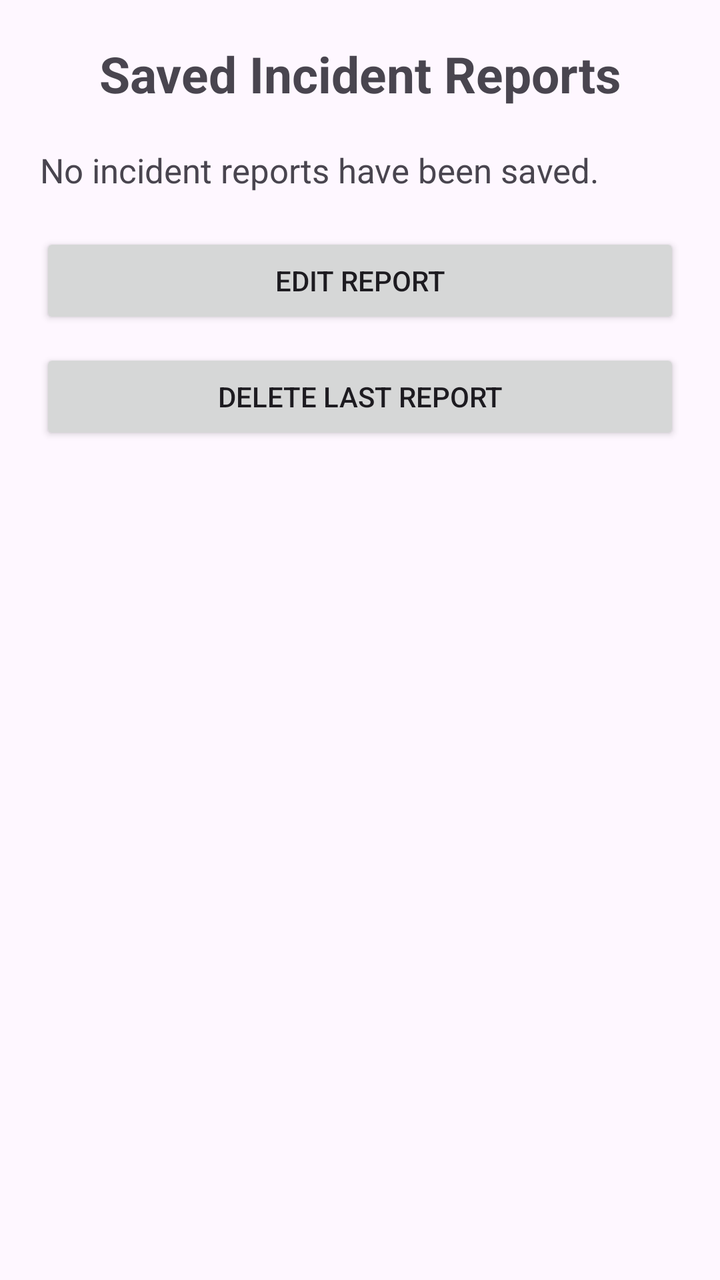
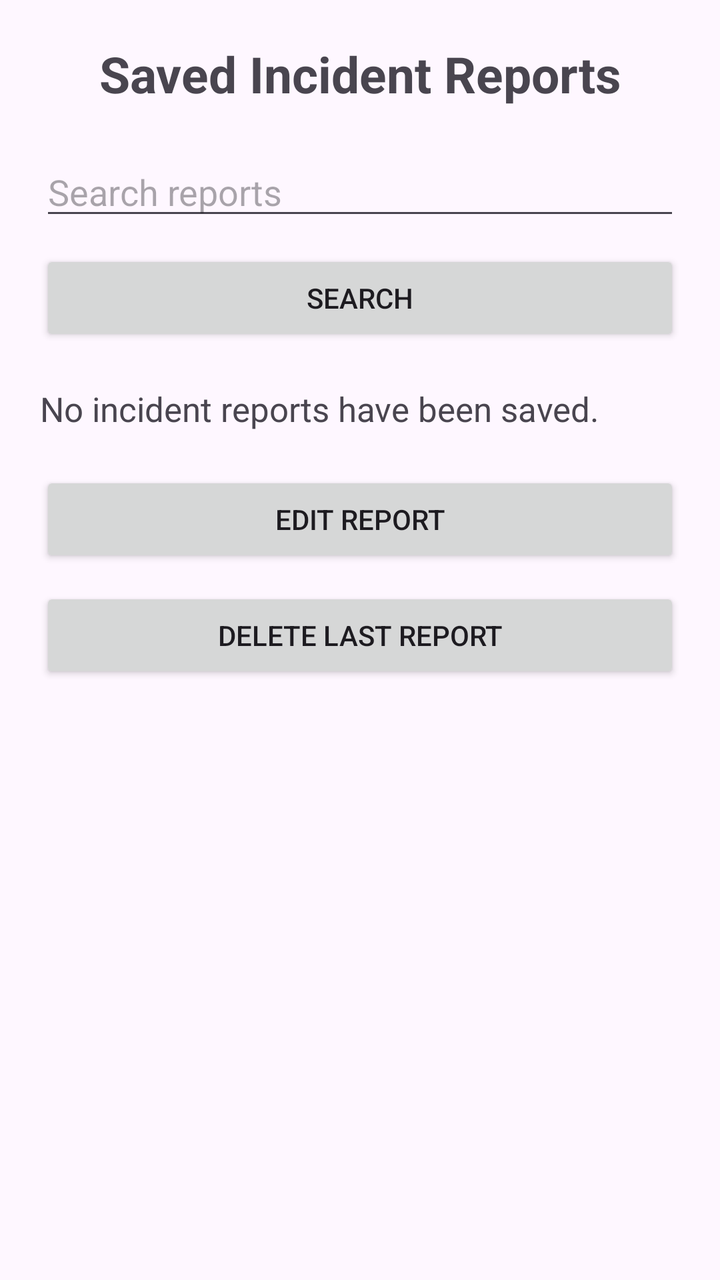

Before-and-after screenshots of an Android layout around one commit, followed by the original layout XML and the change that was made.
<!-- AndroidManifest.xml: application theme Theme.IncidentReportApp -->
<!-- res/layout/activity_view_reports.xml -->
<?xml version="1.0" encoding="utf-8"?>
<ScrollView
    xmlns:android="http://schemas.android.com/apk/res/android"
    android:layout_width="match_parent"
    android:layout_height="match_parent">

    <LinearLayout
        android:layout_width="match_parent"
        android:layout_height="wrap_content"
        android:orientation="vertical"
        android:padding="20dp">

        <TextView
            android:layout_width="match_parent"
            android:layout_height="wrap_content"
            android:text="Saved Incident Reports"
            android:textSize="25sp"
            android:textStyle="bold"
            android:gravity="center"
            android:paddingBottom="20dp" />

        <TextView
            android:id="@+id/textReports"
            android:layout_width="match_parent"
            android:layout_height="wrap_content"
            android:text="No incident reports have been saved."
            android:textSize="17sp"
            android:lineSpacingExtra="4dp" />
        <Button
            android:id="@+id/buttonEditReport"
            android:layout_width="match_parent"
            android:layout_height="wrap_content"
            android:text="Edit Report"
            android:layout_marginTop="20dp" />
        <Button
            android:id="@+id/buttonDeleteReport"
            android:layout_width="match_parent"
            android:layout_height="wrap_content"
            android:text="Delete Last Report"
            android:layout_marginTop="10dp" />
    </LinearLayout>


</ScrollView>
<!-- resources referenced by this layout -->
<resources>
  <style name="Theme.IncidentReportApp" parent="Base.Theme.IncidentReportApp" />
  <style name="Base.Theme.IncidentReportApp" parent="Theme.Material3.DayNight.NoActionBar">
          
          
      </style>
</resources>

<!-- the commit's change to res/layout/activity_view_reports.xml (unified diff, before → after) -->
@@ -19,6 +19,20 @@
             android:gravity="center"
             android:paddingBottom="20dp" />
 
+        <EditText
+            android:id="@+id/editTextSearch"
+            android:layout_width="match_parent"
+            android:layout_height="wrap_content"
+            android:hint="Search reports"
+            android:inputType="text"
+            android:layout_marginBottom="10dp" />
+
+        <Button
+            android:id="@+id/buttonSearchReports"
+            android:layout_width="match_parent"
+            android:layout_height="wrap_content"
+            android:text="Search"
+            android:layout_marginBottom="20dp" />
         <TextView
             android:id="@+id/textReports"
             android:layout_width="match_parent"
